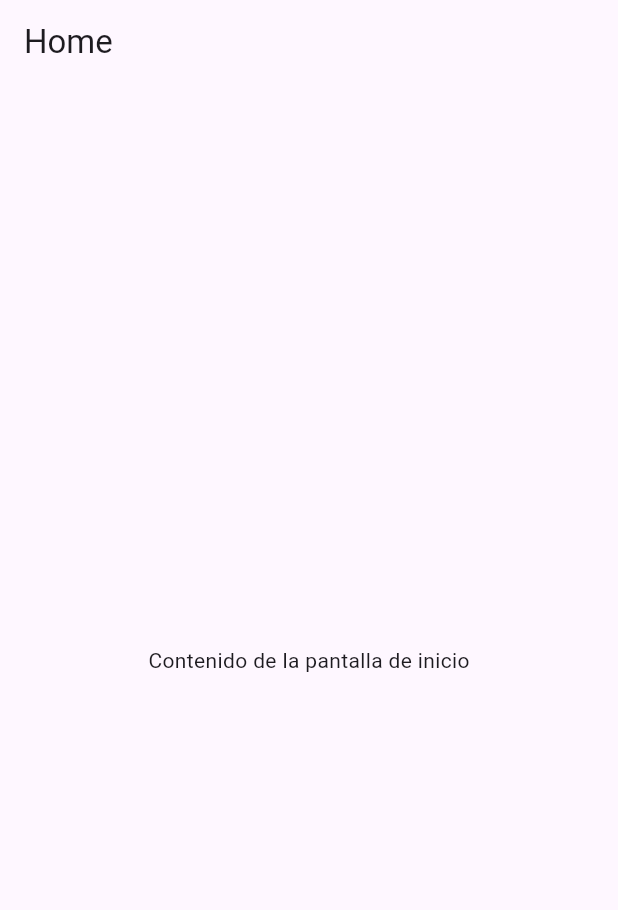
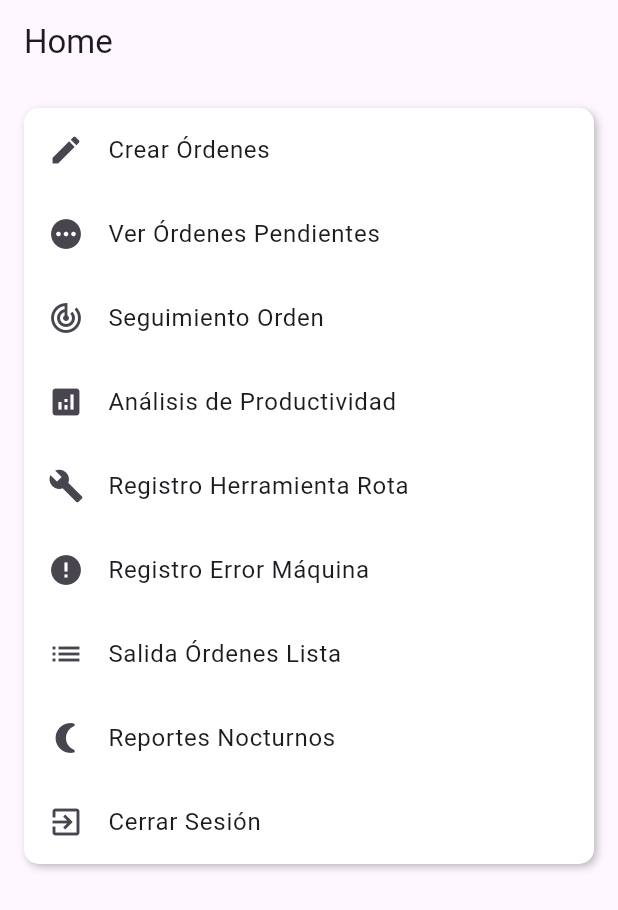
Before and after one commit to MHS-SRL/InterfaceProduccion, a Flutter app: the screen it shows after launch, after a tap on "Ingresar", on a phone screen of 412 x 824 dp. Shown: the top 910 px of the screen. Run offline on Flutter 3.47's test engine with Material 3 defaults, Android fonts, the phone set to English and light mode, and no system bars.

```diff
--- /dev/null
+++ b/lib/screens/drawer_items.dart
@@ -0,0 +1,91 @@
+import 'package:flutter/material.dart';
+
+class DrawerItems {
+  static List<Widget> getDrawerItems(BuildContext context) {
+    return [
+      Container(
+        margin: EdgeInsets.all(8.0),
+        decoration: BoxDecoration(
+          color: Colors.white,
+          borderRadius: BorderRadius.circular(10),
+          boxShadow: [
+            BoxShadow(
+              color: Colors.black26,
+              blurRadius: 4,
+              offset: Offset(2, 2),
+            ),
+          ],
+        ),
+        child: SingleChildScrollView(
+          child: Column(
+            children: [
+              ListTile(
+                leading: Icon(Icons.create),
+                title: Text('Crear Órdenes'),
+                onTap: () {
+                  Navigator.pushNamed(context, 'crear_ordenes');
+                },
+              ),
+              ListTile(
+                leading: Icon(Icons.pending),
+                title: Text('Ver Órdenes Pendientes'),
+                onTap: () {
+                  Navigator.pushNamed(context, 'ver_ordenes_pendientes');
+                },
+              ),
+              ListTile(
+                leading: Icon(Icons.track_changes),
+                title: Text('Seguimiento Orden'),
+                onTap: () {
+                  Navigator.pushNamed(context, 'seguimiento_orden');
+                },
+              ),
+              ListTile(
+                leading: Icon(Icons.analytics),
+                title: Text('Análisis de Productividad'),
+                onTap: () {
+                  Navigator.pushNamed(context, 'analisis_productividad');
+                },
+              ),
+              ListTile(
+                leading: Icon(Icons.build),
+                title: Text('Registro Herramienta Rota'),
+                onTap: () {
+                  Navigator.pushNamed(context, 'registro_herramienta_rota');
+                },
+              ),
+              ListTile(
+                leading: Icon(Icons.error),
+                title: Text('Registro Error Máquina'),
+                onTap: () {
+                  Navigator.pushNamed(context, 'registro_error_maquina');
+                },
+              ),
+              ListTile(
+                leading: Icon(Icons.list),
+                title: Text('Salida Órdenes Lista'),
+                onTap: () {
+                  Navigator.pushNamed(context, 'salida_ordenes_lista');
+                },
+              ),
+              ListTile(
+                leading: Icon(Icons.nightlight_round),
+                title: Text('Reportes Nocturnos'),
+                onTap: () {
+                  Navigator.pushNamed(context, 'reportes_nocturnos');
+                },
+              ),
+              ListTile(
+                leading: Icon(Icons.exit_to_app),
+                title: Text('Cerrar Sesión'),
+                onTap: () {
+                  Navigator.pushNamed(context, 'cerrar_sesion');
+                },
+              ),
+            ],
+          ),
+        ),
+      ),
+    ];
+  }
+}
--- a/lib/screens/home_screen.dart
+++ b/lib/screens/home_screen.dart
@@ -1,4 +1,5 @@
 import 'package:flutter/material.dart';
+import 'drawer_items.dart'; // Importa el nuevo archivo creado
 
 class HomeScreen extends StatelessWidget {
   @override
@@ -7,11 +8,10 @@ class HomeScreen extends StatelessWidget {
       appBar: AppBar(
         title: Text('Home'),
       ),
-      body: Container(
-        // Aquí puedes colocar cualquier widget que desees como cuerpo de la pantalla
-        child: Center(
-          child: Text('Contenido de la pantalla de inicio'),
-        ),
+      body: ListView(
+        padding: EdgeInsets.all(8.0),
+        children:
+            DrawerItems.getDrawerItems(context), // Usa la función estática
       ),
     );
   }
```
